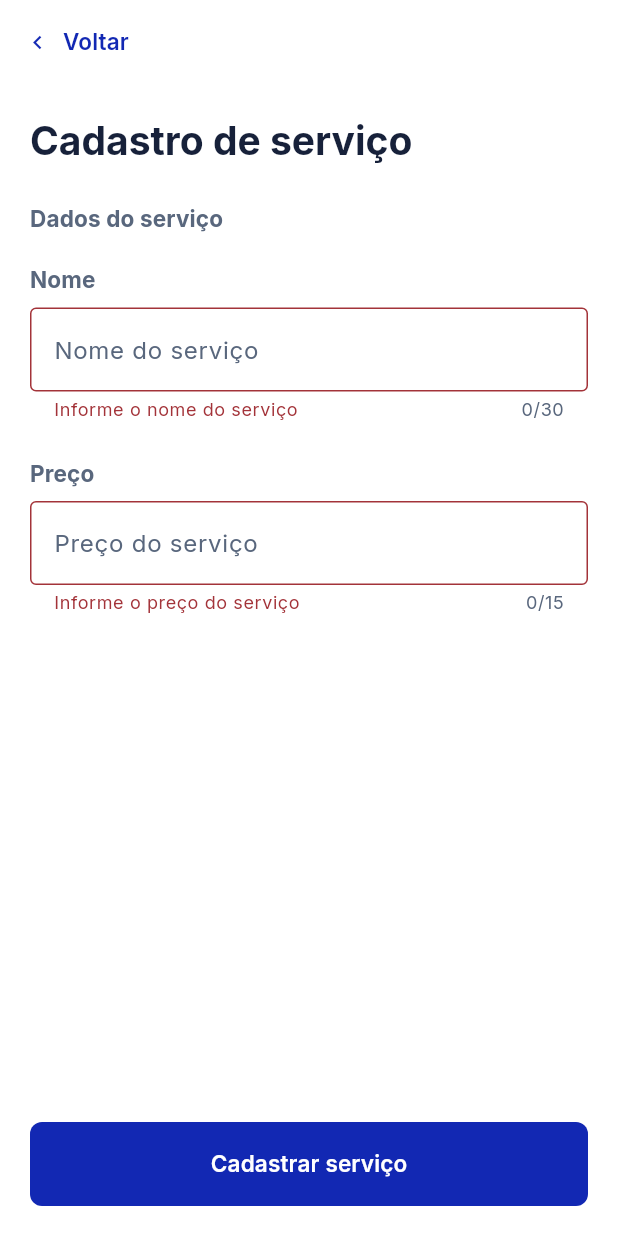
After one commit to HeberFHLemes/projeto-integrador-vi-b, a Flutter app: the CadastroServicoPage screen opened by its route, after a tap on "Cadastrar serviço", on a phone screen of 412 x 824 dp. The commit adds this screen. Run offline on Flutter 3.47's test engine with Material 3 defaults, Android fonts, the phone set to English and light mode, and no system bars; our stand-ins replace get_it, go_router, sqflite; accounts and stored records are empty.

Commit message:
feat: Implementa cadastro de Serviços

```diff
--- a/lib/app/router/app_router.dart
+++ b/lib/app/router/app_router.dart
@@ -5,6 +5,7 @@ import '../../core/widgets/layout/main_layout.dart';
 import '../../features/agendamento/presentation/pages/agenda_page.dart';
 import '../../features/cliente/presentation/pages/cliente_page.dart';
 import '../../features/relatorios/presentation/pages/relatorios_page.dart';
+import '../../features/servicos/presentation/pages/cadastro_servico_page.dart';
 import '../../features/servicos/presentation/pages/servicos_page.dart';
 import '../../features/sobre/sobre_page.dart';
 import 'route_names.dart';
@@ -70,6 +71,12 @@ final GoRouter appRouter = GoRouter(
               - tela para cadastro de serviços
               - tela para edição de um serviço
             */
+            GoRoute(
+              path: 'cadastro',
+              name: RouteNames.cadastroServico,
+              parentNavigatorKey: rootNavigatorKey,
+              builder: (context, state) => const CadastroServicoPage(),
+            )
           ],
         ),
       ],
--- a/lib/app/theme/app_theme.dart
+++ b/lib/app/theme/app_theme.dart
@@ -7,6 +7,7 @@ final appTheme = ThemeData(
   colorScheme: colorScheme,
   fontFamily: fontFamily,
   textTheme: textTheme,
+  inputDecorationTheme: inputDecorationTheme,
 );
 
 final colorScheme = ColorScheme.light(
@@ -57,3 +58,18 @@ final textTheme = const TextTheme(
 ).apply(
   fontFamily: fontFamily,
 );
+
+final inputDecorationTheme = InputDecorationTheme(
+  floatingLabelBehavior: FloatingLabelBehavior.never,
+  enabledBorder: OutlineInputBorder(
+    borderSide: BorderSide(
+      color: colorScheme.onSurfaceVariant,
+      width: 0.5,
+    ),
+  ),
+  focusedBorder: OutlineInputBorder(
+    borderSide: BorderSide(
+      color: colorScheme.primary
+    ),
+  ),
+);
--- /dev/null
+++ b/lib/features/servicos/presentation/formatters/money_input_formatter.dart
@@ -0,0 +1,38 @@
+import 'package:flutter/services.dart';
+
+import '../../../../core/utils/money_formatter.dart';
+
+class MoneyInputFormatter extends TextInputFormatter {
+  MoneyInputFormatter() : _formatter = MoneyFormatter();
+
+  // Reutilizando lógica de formatação do MoneyFormatter
+  // (retorna com prefixo, como R$, em vez de usar prefixText)
+  final MoneyFormatter _formatter;
+
+  @override
+  TextEditingValue formatEditUpdate(
+    TextEditingValue oldValue,
+    TextEditingValue newValue,
+  ) {
+    final digits = newValue.text.replaceAll(RegExp(r'\D'), '');
+
+    // Valor padrão (R$ 0,00)
+    if (digits.isEmpty) {
+      return TextEditingValue(
+        text: _formatter.format(0),
+        selection: const TextSelection.collapsed(offset: 7),
+      );
+    }
+
+    final cents = int.parse(digits);
+    final formatted = _formatter.format(cents);
+
+    // Valor formatado
+    return TextEditingValue(
+      text: formatted,
+      selection: TextSelection.collapsed(
+        offset: formatted.length,
+      ),
+    );
+  }
+}
--- /dev/null
+++ b/lib/features/servicos/presentation/pages/cadastro_servico_page.dart
@@ -0,0 +1,211 @@
+import 'package:flutter/material.dart';
+import 'package:go_router/go_router.dart';
+
+import '../../../../app/di/dependencies.dart';
+import '../../../../core/widgets/primary_button.dart';
+import '../../../../core/widgets/voltar_button.dart';
+import '../formatters/money_input_formatter.dart';
+import '../viewmodels/cadastro_servico_view_model.dart';
+
+class CadastroServicoPage extends StatefulWidget {
+  const CadastroServicoPage({super.key});
+
+  @override
+  State<StatefulWidget> createState() => _CadastroServicoPageState();
+}
+
+class _CadastroServicoPageState extends State<CadastroServicoPage> {
+  late final CadastroServicoViewModel _viewModel;
+
+  final _formKey = GlobalKey<FormState>();
+
+  final TextEditingController _nomeController = TextEditingController();
+  final TextEditingController _precoController = TextEditingController();
+
+  @override
+  void initState() {
+    super.initState();
+
+    _viewModel = getIt<CadastroServicoViewModel>();
+  }
+
+  @override
+  void dispose() {
+    _nomeController.dispose();
+    _precoController.dispose();
+    _viewModel.dispose();
+    super.dispose();
+  }
+
+  @override
+  Widget build(BuildContext context) {
+    final textTheme = Theme.of(context).textTheme;
+    final colorScheme = Theme.of(context).colorScheme;
+
+    return Scaffold(
+      appBar: AppBar(
+        automaticallyImplyActions: false,
+        automaticallyImplyLeading: false,
+        title: const VoltarButton(),
+      ),
+      body: SafeArea(
+        child: Padding(
+          padding: const EdgeInsets.all(20),
+          child: Column(
+            mainAxisAlignment: MainAxisAlignment.spaceBetween,
+            crossAxisAlignment: CrossAxisAlignment.start,
+            children: [
+              if (_viewModel.errorMessage != null)
+                Text(
+                  _viewModel.errorMessage!,
+                  style: TextStyle(
+                    color: Theme.of(context).colorScheme.error,
+                  ),
+                ),
+
+              Column(
+                mainAxisAlignment: MainAxisAlignment.start,
+                crossAxisAlignment: CrossAxisAlignment.stretch,
+                spacing: 8,
+                children: [
+                  Text(
+                    'Cadastro de serviço',
+                    style: textTheme.headlineSmall,
+                  ),
+
+                  const SizedBox(height: 8),
+
+                  Text(
+                    'Dados do serviço',
+                    style: textTheme.labelLarge?.copyWith(
+                      color: colorScheme.onSurfaceVariant,
+                      fontWeight: FontWeight.bold,
+                    ),
+                  ),
+
+                  const SizedBox(height: 4),
+
+                  Form(
+                    key: _formKey,
+                    child: Column(
+                      mainAxisAlignment: MainAxisAlignment.start,
+                      crossAxisAlignment: CrossAxisAlignment.stretch,
+                      spacing: 8,
+                      children: [
+                        Text(
+                          'Nome',
+                          style: textTheme.labelLarge?.copyWith(
+                            color: colorScheme.onSurfaceVariant,
+                            fontWeight: FontWeight.bold,
+                          ),
+                        ),
+
+                        // Campo para nome
+                        TextFormField(
+                          maxLines: 1,
+                          maxLength: 30,
+                          controller: _nomeController,
+                          decoration: InputDecoration(
+                            hintText: 'Nome do serviço',
+                            border: OutlineInputBorder(),
+                          ),
+                          validator: _validarNome,
+                        ),
+
+                        const SizedBox(height: 8,),
+
+                        Text(
+                          'Preço',
+                          style: textTheme.labelLarge?.copyWith(
+                            color: colorScheme.onSurfaceVariant,
+                            fontWeight: FontWeight.bold,
+                          ),
+                        ),
+
+                        TextFormField(
+                          maxLines: 1,
+                          maxLength: 15, // Evitar atingir limite de int
+                          controller: _precoController,
+                          keyboardType: TextInputType.number,
+                          inputFormatters: [
+                            MoneyInputFormatter(),
+                          ],
+                          decoration: InputDecoration(
+                            hintText: 'Preço do serviço',
+                            border: const OutlineInputBorder(),
+                          ),
+                          validator: _validarPreco,
+                        ),
+                      ],
+                    ),
+                  ),
+                ],
+              ),
+
+              const Spacer(),
+
+
+              PrimaryButton(
+                label: 'Cadastrar serviço',
+                onPressed: _viewModel.isLoading ? null : _submit,
+                isExpanded: true,
+              ),
+            ],
+          ),
+        ),
+      ),
+    );
+  }
+
+  String? _validarNome(String? nome) {
+    if (nome == null || nome.trim().isEmpty) {
+      return 'Informe o nome do serviço';
+    }
+
+    if (nome.trim().length < 2) {
+      return 'O nome deve ter pelo menos 2 caracteres';
+    }
+
+    return null;
+  }
+
+  String? _validarPreco(String? preco) {
+    if (preco == null || preco.isEmpty) {
+      return 'Informe o preço do serviço';
+    }
+
+    final centavos = int.tryParse(
+      preco.replaceAll(RegExp(r'\D'), ''),
+    );
+
+    if (centavos == null || centavos < 0) {
+      return 'Informe um preço válido';
+    }
+
+    return null;
+  }
+
+  Future<void> _submit() async {
+    if (!_formKey.currentState!.validate()) return;
+
+    final nome = _nomeController.text.trim();
+
+    final preco = int.parse(
+      _precoController.text.replaceAll(RegExp(r'\D'), ''),
+    );
+
+    await _viewModel.cadastrarServico(
+      nome: nome,
+      preco: preco,
+    );
+
+    if (!mounted) return;
+
+    if (_viewModel.errorMessage == null) {
+      context.pop(true);
+    }
+    else {
+      _formKey.currentState?.reset();
+    }
+  }
+}
```
